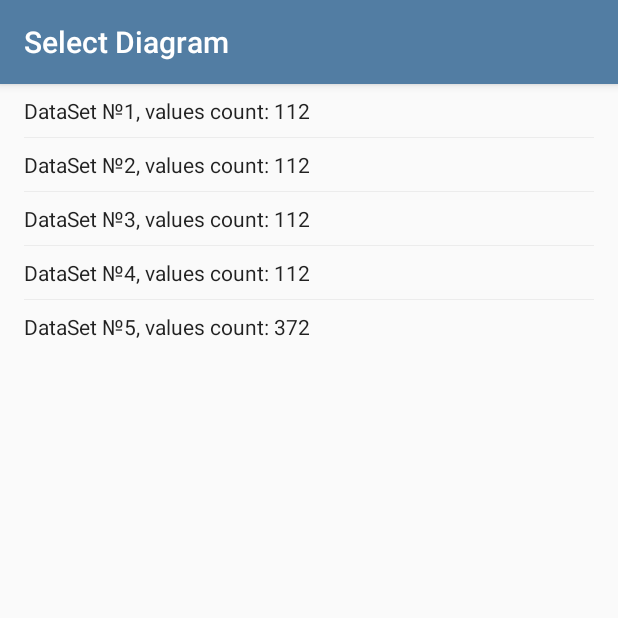
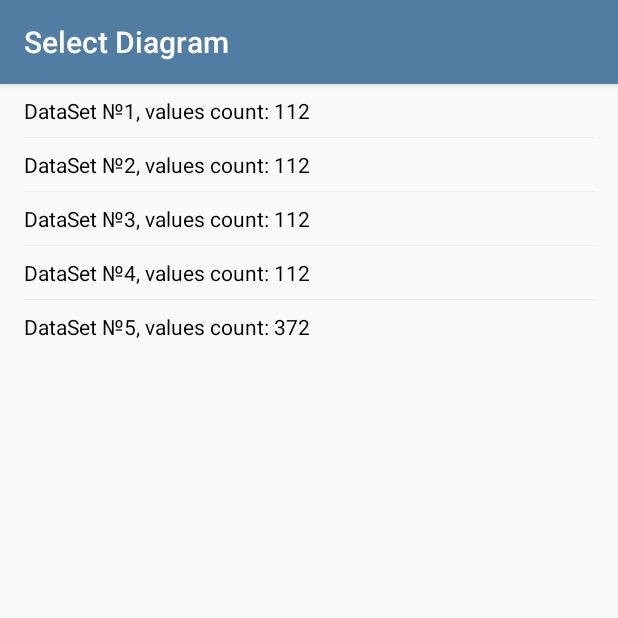
Before and after one commit to abbath0767/TelegramContest, an Android app: the screen it shows after launch (SelectDataSetActivity), on a phone screen of 412 x 824 dp, the top half of it. Run offline under Robolectric (Android 15) with nearby library versions, the phone set to English and light mode, and no system bars.

Commit message:
color fixes

```diff
--- a/app/src/main/AndroidManifest.xml
+++ b/app/src/main/AndroidManifest.xml
@@ -4,7 +4,7 @@
 
     <application
         android:name=".App"
-        android:allowBackup="true"
+        android:allowBackup="false"
         android:hardwareAccelerated="true"
         android:icon="@mipmap/ic_launcher"
         android:label="@string/app_name"
--- a/app/src/main/java/com/ng/telegramcontest/ui/SelectDataSetActivity.java
+++ b/app/src/main/java/com/ng/telegramcontest/ui/SelectDataSetActivity.java
@@ -1,5 +1,7 @@
 package com.ng.telegramcontest.ui;
 
+import android.graphics.drawable.ColorDrawable;
+import android.os.Build;
 import android.os.Bundle;
 import android.support.v7.app.AppCompatActivity;
 import android.support.v7.widget.AppCompatButton;
@@ -22,21 +24,43 @@ public class SelectDataSetActivity extends AppCompatActivity {
     protected void onCreate(Bundle savedInstanceState) {
         super.onCreate(savedInstanceState);
         setContentView(R.layout.select_data_set_activity);
-        setActionBar();
-
         root = findViewById(R.id.content_view);
-
         mDataStorage = ((App) getApplicationContext()).getDataStorage();
-
-        setUpChartsButtons(mDataStorage.getCharts().getChartsData());
     }
 
-    private void setActionBar() {
+    private void setActionBar(boolean isNightTheme) {
         setSupportActionBar((Toolbar) findViewById(R.id.my_toolbar));
         setTitle(R.string.select_diagram);
+
+        int colorResBar;
+        int colorResStatusBar;
+        int colorActivityBackground;
+        if (isNightTheme) {
+            colorResBar = R.color.colorPrimaryNight;
+            colorResStatusBar = R.color.colorPrimaryDarkNight;
+            colorActivityBackground = R.color.colorPrimaryDarkNight;
+        } else {
+            colorResBar = R.color.colorPrimary;
+            colorResStatusBar = R.color.colorPrimaryDark;
+            colorActivityBackground = R.color.defaultBackColor;
+        }
+
+        getSupportActionBar().setBackgroundDrawable(new ColorDrawable(getResources().getColor(colorResBar)));
+        if (Build.VERSION.SDK_INT >= Build.VERSION_CODES.LOLLIPOP) {
+            getWindow().setStatusBarColor(getResources().getColor(colorResStatusBar));
+        }
+        findViewById(R.id.content_view).setBackgroundColor(getResources().getColor(colorActivityBackground));
     }
 
-    private void setUpChartsButtons(final ChartData[] chartsData) {
+    @Override
+    protected void onResume() {
+        super.onResume();
+        boolean isNightTheme = mDataStorage.isNightTheme();
+        setActionBar(isNightTheme);
+        setUpChartsButtons(mDataStorage.getCharts().getChartsData(), isNightTheme);
+    }
+
+    private void setUpChartsButtons(final ChartData[] chartsData, boolean isNightTheme) {
         for (int i = 0; i < chartsData.length; i++) {
             final int num = i;
             AppCompatButton button = new AppCompatButton(this, null, R.style.Selector);
@@ -45,6 +69,7 @@ public class SelectDataSetActivity extends AppCompatActivity {
             getTheme().resolveAttribute(android.R.attr.selectableItemBackground, outValue, true);
             button.setBackgroundResource(outValue.resourceId);
             button.setPadding((int) getResources().getDimension(R.dimen.common_16), (int) getResources().getDimension(R.dimen.common_8), (int) getResources().getDimension(R.dimen.common_16), 0);
+            button.setTextColor(getResources().getColor(isNightTheme ? R.color.white : R.color.black));
 
             LinearLayout.LayoutParams layoutParams = new LinearLayout.LayoutParams(LinearLayout.LayoutParams.MATCH_PARENT, LinearLayout.LayoutParams.WRAP_CONTENT);
 
--- a/app/src/main/java/com/ng/telegramcontest/ui/view/BigGraph.java
+++ b/app/src/main/java/com/ng/telegramcontest/ui/view/BigGraph.java
@@ -115,7 +115,7 @@ public class BigGraph extends View {
         mTextPaint.setStyle(Paint.Style.FILL);
         float scaledSizeInPixels = TypedValue.applyDimension(TypedValue.COMPLEX_UNIT_SP, 16, getResources().getDisplayMetrics());
         mTextPaint.setTextSize(scaledSizeInPixels);
-        Typeface bold = Typeface.create("roboto-medium", Typeface.NORMAL);
+        Typeface bold = Typeface.create("sans-serif-medium", Typeface.NORMAL);
         mTextPaint.setTypeface(bold);
 
         mTextPaintDate = new Paint();
@@ -283,6 +283,7 @@ public class BigGraph extends View {
             mDetailPaint.setColor(getResources().getColor(R.color.colorPrimaryNight));
             mSeparatorPaint.setColor(getContext().getResources().getColor(R.color.colorPrimaryDarkNight));
             mShadowPaint.setColor(getContext().getResources().getColor(R.color.colorPrimaryDarkNight));
+            mDatePaint.setColor(getContext().getResources().getColor(R.color.colorDateNight));
         } else {
             mTextPaint.setColor(getContext().getResources().getColor(R.color.colorPrimary));
             mPointInnerPaint.setColor(Color.WHITE);
@@ -290,6 +291,7 @@ public class BigGraph extends View {
             mDetailPaint.setColor(getResources().getColor(R.color.defaultBackColor));
             mSeparatorPaint.setColor(getContext().getResources().getColor(R.color.colorSeparatorDay));
             mShadowPaint.setColor(getContext().getResources().getColor(R.color.colorSeparatorDay));
+            mDatePaint.setColor(getContext().getResources().getColor(R.color.colorDateDay));
         }
 
         postInvalidateOnAnimation();
--- a/app/src/main/res/values/colors.xml
+++ b/app/src/main/res/values/colors.xml
@@ -13,6 +13,7 @@
 
     <color name="colorSeparatorDay">#1d7b7b7b</color>
     <color name="colorDateDay">#e77b7b7b</color>
+    <color name="colorDateNight">#506372</color>
 
     <color name="colorBorer">#b8f5f6f9</color>
     <color name="colorBorderNight">#ce1d2733</color>
```
Also changed, not shown: app/build.gradle (+7 -1 lines).
